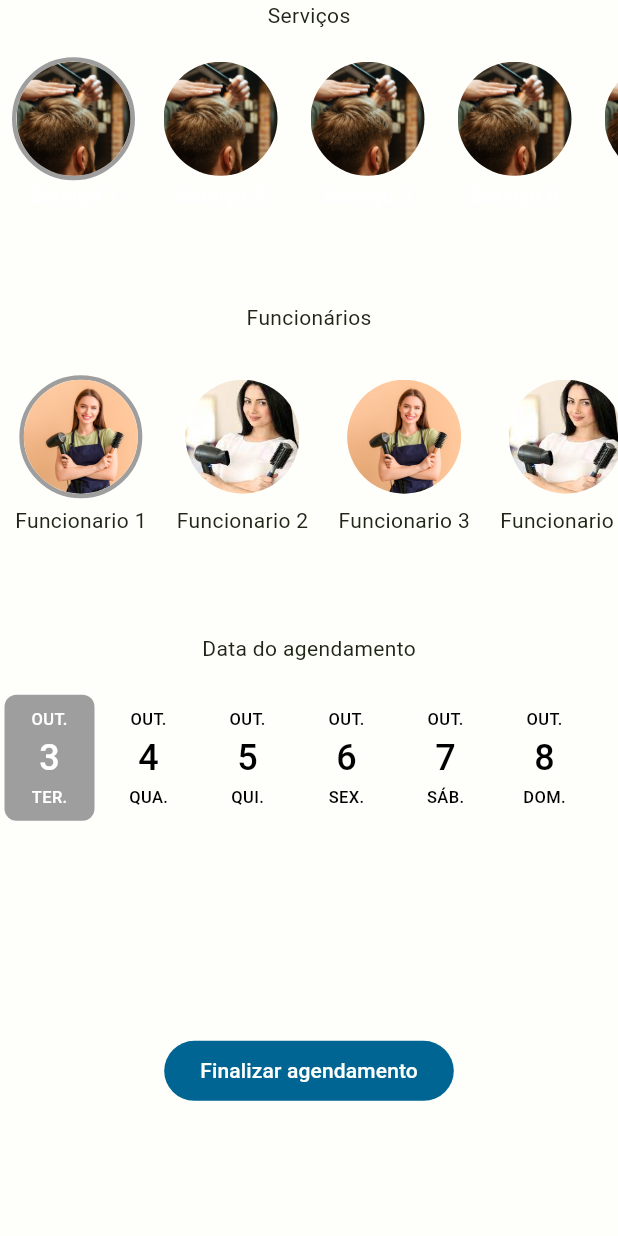
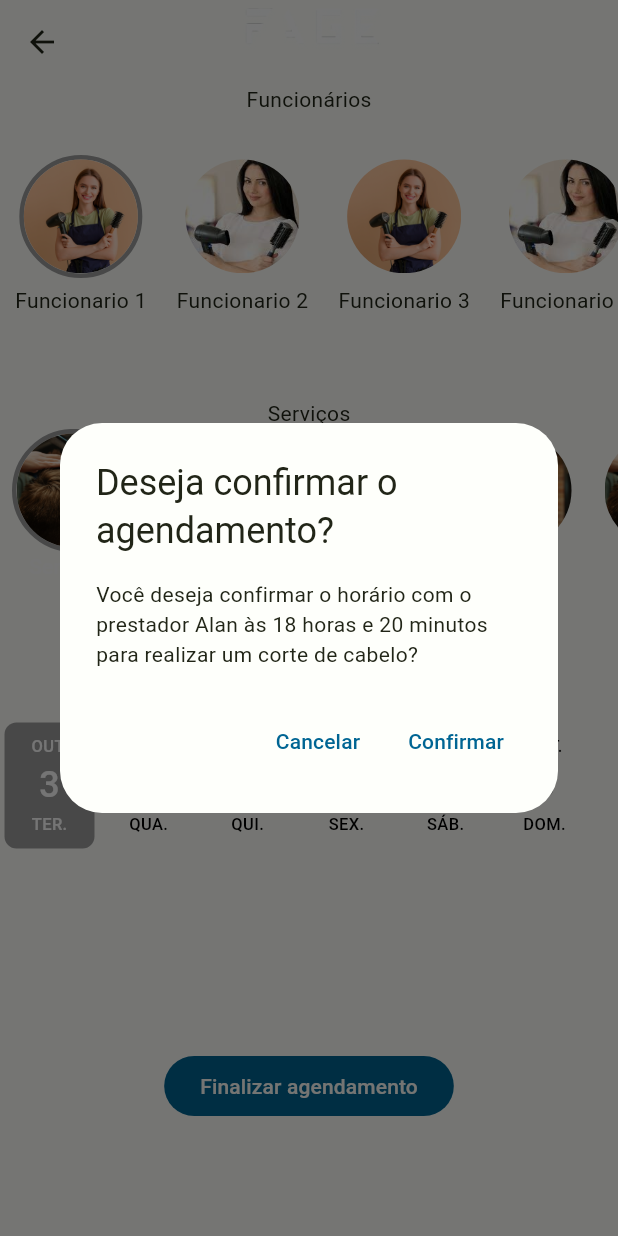
Before and after one commit to FAGE-Project/FAGE-Frontend, a Flutter app: the Agendamento screen opened by its route, after a tap on "Finalizar agendamento", on a phone screen of 412 x 824 dp. Run offline on Flutter 3.47's test engine with Material 2 defaults, Android fonts, the phone set to English and light mode, and no system bars; drawn by our look-alikes of date_picker_timeline; our stand-ins replace mask_text_input_formatter, sign_in_button; network calls fail.

Commit message:
Removido tela agendamentos da tela inicial, criado funcionalidade de agendar o serviço.

```diff
--- a/lib/pages/agendamento.dart
+++ b/lib/pages/agendamento.dart
@@ -18,49 +18,12 @@ class _AgendamentoScreenState extends State<Agendamento> {
   @override
   Widget build(BuildContext context) {
     return Scaffold(
+      appBar: AppBar(
+        title: Image.asset("assets/images/fage-logo-white.png", scale: 2),
+        centerTitle: true,
+      ),
       body: Column(
         children: [
-          const Center(child: Text('Serviços')),
-          const Spacer(),
-          Flexible(
-            flex: 8,
-            child: ListView.builder(
-              scrollDirection: Axis.horizontal,
-              itemCount: Util.servicos.length,
-              itemBuilder: (context, index) {
-                return MaterialButton(
-                  padding: const EdgeInsets.symmetric(horizontal: 8),
-                  onPressed: () {
-                    setState(() {
-                      _selectedServiceIndexServico = index;
-                    });
-                  },
-                  child: Column(
-                    children: [
-                      Container(
-                        decoration: BoxDecoration(
-                          shape: BoxShape.circle,
-                          border: Border.all(
-                            color: index == _selectedServiceIndexServico
-                                ? Colors.grey
-                                : Colors.transparent,
-                            width: 3,
-                          ),
-                        ),
-                        child: CircleAvatar(
-                          radius: 38,
-                          backgroundColor: Colors.transparent,
-                          backgroundImage: Util.servicos[index]['image'],
-                        ),
-                      ),
-                      Text(Util.servicos[index]['name']),
-                    ],
-                  ),
-                );
-              },
-            ),
-          ),
-          const Spacer(),
           const Center(child: Text('Funcionários')),
           const Spacer(),
           Flexible(
@@ -105,6 +68,46 @@ class _AgendamentoScreenState extends State<Agendamento> {
             ),
           ),
           const Spacer(),
+          const Center(child: Text('Serviços')),
+          Flexible(
+            flex: 8,
+            child: ListView.builder(
+              scrollDirection: Axis.horizontal,
+              itemCount: Util.servicos.length,
+              itemBuilder: (context, index) {
+                return MaterialButton(
+                  padding: const EdgeInsets.symmetric(horizontal: 8),
+                  onPressed: () {
+                    setState(() {
+                      _selectedServiceIndexServico = index;
+                    });
+                  },
+                  child: Column(
+                    children: [
+                      Container(
+                        decoration: BoxDecoration(
+                          shape: BoxShape.circle,
+                          border: Border.all(
+                            color: index == _selectedServiceIndexServico
+                                ? Colors.grey
+                                : Colors.transparent,
+                            width: 3,
+                          ),
+                        ),
+                        child: CircleAvatar(
+                          radius: 38,
+                          backgroundColor: Colors.transparent,
+                          backgroundImage: Util.servicos[index]['image'],
+                        ),
+                      ),
+                      Text(Util.servicos[index]['name']),
+                    ],
+                  ),
+                );
+              },
+            ),
+          ),
+          const Spacer(),
           const Center(child: Text('Data do agendamento')),
           const Spacer(),
           Flexible(
@@ -133,7 +136,31 @@ class _AgendamentoScreenState extends State<Agendamento> {
             flex: 4,
             child: Center(
               child: FilledButton(
-                onPressed: () {},
+                onPressed: () {
+                  showDialog(
+                      context: context,
+                      builder: (context) => AlertDialog(
+                            title:
+                                const Text("Deseja confirmar o agendamento?"),
+                            content: const Text(
+                              "Você deseja confirmar o horário com o prestador Alan às 18 horas e 20 minutos para realizar um corte de cabelo?",
+                            ),
+                            actions: <Widget>[
+                              TextButton(
+                                child: const Text('Cancelar'),
+                                onPressed: () {
+                                  Navigator.of(context).pop();
+                                },
+                              ),
+                              TextButton(
+                                child: const Text("Confirmar"),
+                                onPressed: () {
+                                  Navigator.of(context).pop();
+                                },
+                              ),
+                            ],
+                          ));
+                },
                 child: const Text('Finalizar agendamento'),
               ),
             ),
--- a/lib/util/util.dart
+++ b/lib/util/util.dart
@@ -2,24 +2,66 @@ import 'package:flutter/cupertino.dart';
 
 class Util {
   static final List<Map<String, dynamic>> servicos = [
-    {'name': 'Serviço 1', 'image': const AssetImage('assets/images/barbeiro.jpg')},
-    {'name': 'Serviço 2', 'image': const AssetImage('assets/images/barbeiro.jpg')},
-    {'name': 'Serviço 3', 'image': const AssetImage('assets/images/barbeiro.jpg')},
-    {'name': 'Serviço 4', 'image': const AssetImage('assets/images/barbeiro.jpg')},
-    {'name': 'Serviço 5', 'image': const AssetImage('assets/images/barbeiro.jpg')},
-    {'name': 'Serviço 6', 'image': const AssetImage('assets/images/barbeiro.jpg')},
-    {'name': 'Serviço 7', 'image': const AssetImage('assets/images/barbeiro.jpg')},
+    {
+      'name': 'Serviço 1',
+      'image': const AssetImage('assets/images/barbeiro.jpg')
+    },
+    {
+      'name': 'Serviço 2',
+      'image': const AssetImage('assets/images/barbeiro.jpg')
+    },
+    {
+      'name': 'Serviço 3',
+      'image': const AssetImage('assets/images/barbeiro.jpg')
+    },
+    {
+      'name': 'Serviço 4',
+      'image': const AssetImage('assets/images/barbeiro.jpg')
+    },
+    {
+      'name': 'Serviço 5',
+      'image': const AssetImage('assets/images/barbeiro.jpg')
+    },
+    {
+      'name': 'Serviço 6',
+      'image': const AssetImage('assets/images/barbeiro.jpg')
+    },
+    {
+      'name': 'Serviço 7',
+      'image': const AssetImage('assets/images/barbeiro.jpg')
+    },
   ];
 
   static final List<Map<String, dynamic>> funcionarios = [
-    {'name': 'Funcionario 1', 'image': const AssetImage('assets/images/fun1.png')},
-    {'name': 'Funcionario 2', 'image': const AssetImage('assets/images/fun2.jpg')},
-    {'name': 'Funcionario 3', 'image': const AssetImage('assets/images/fun1.png')},
-    {'name': 'Funcionario 4', 'image': const AssetImage('assets/images/fun2.jpg')},
-    {'name': 'Funcionario 5', 'image': const AssetImage('assets/images/fun1.png')},
-    {'name': 'Funcionario 6', 'image': const AssetImage('assets/images/fun2.jpg')},
-    {'name': 'Funcionario 7', 'image': const AssetImage('assets/images/fun1.png')},
+    {
+      'name': 'Funcionario 1',
+      'image': const AssetImage('assets/images/fun1.png')
+    },
+    {
+      'name': 'Funcionario 2',
+      'image': const AssetImage('assets/images/fun2.jpg')
+    },
+    {
+      'name': 'Funcionario 3',
+      'image': const AssetImage('assets/images/fun1.png')
+    },
+    {
+      'name': 'Funcionario 4',
+      'image': const AssetImage('assets/images/fun2.jpg')
+    },
+    {
+      'name': 'Funcionario 5',
+      'image': const AssetImage('assets/images/fun1.png')
+    },
+    {
+      'name': 'Funcionario 6',
+      'image': const AssetImage('assets/images/fun2.jpg')
+    },
+    {
+      'name': 'Funcionario 7',
+      'image': const AssetImage('assets/images/fun1.png')
+    },
   ];
 
-  static const baseUrl = 'https://e3a3-200-17-101-78.ngrok.io';
+  static const baseUrl = 'https://5f86-200-17-101-78.ngrok.io';
 }
```
Also changed, not shown: lib/pages/empresa.dart (+5 -5 lines), lib/pages/home.dart (+5 -6 lines), pubspec.lock.
